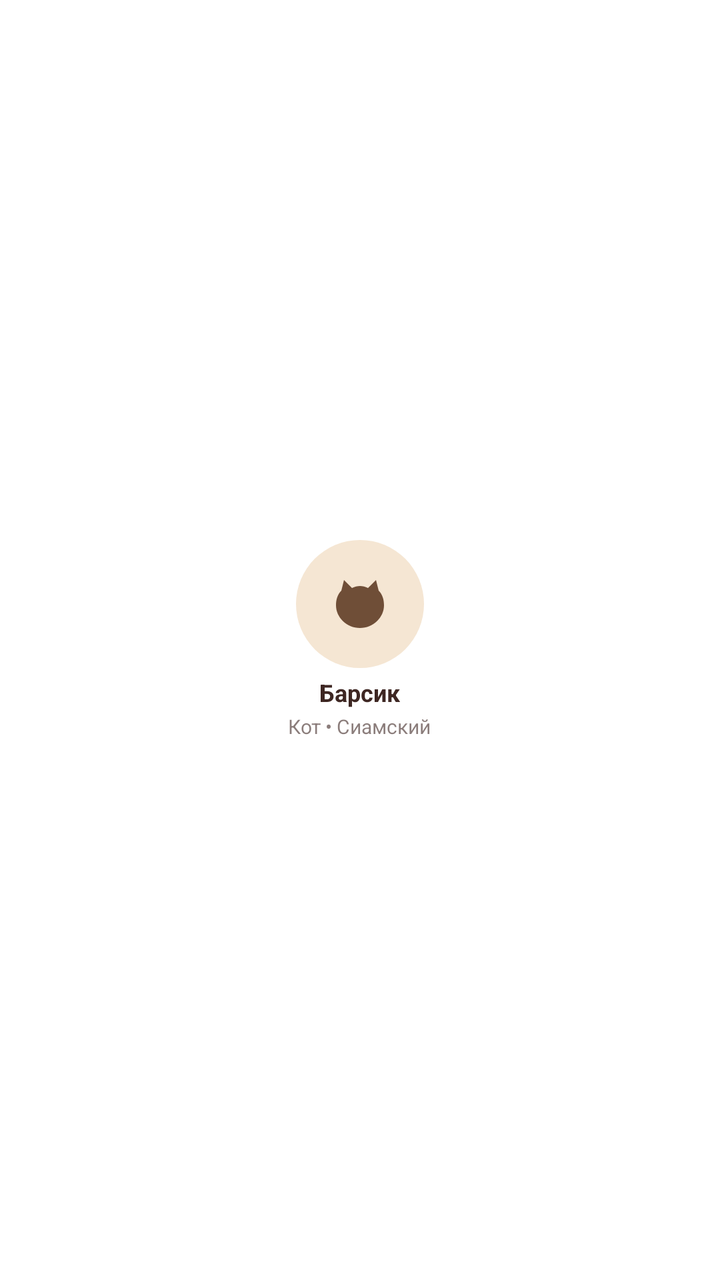
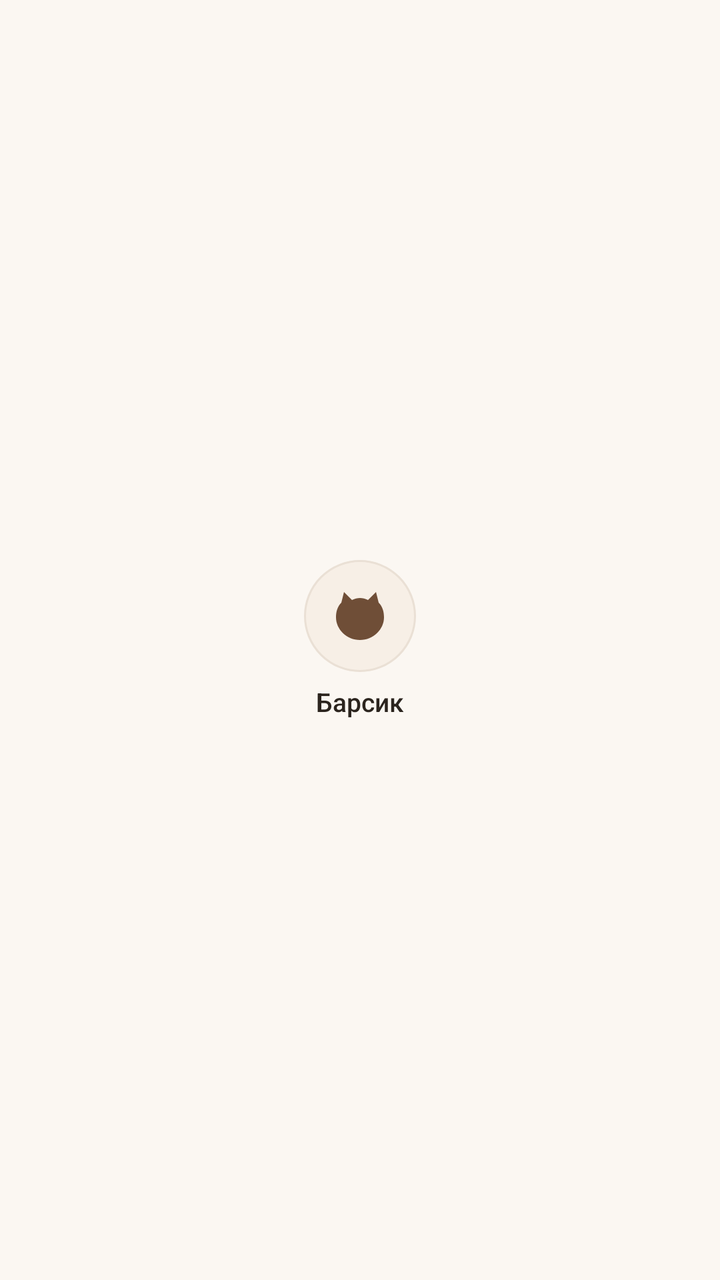

Two renders of the same Android screen: before a commit and after it. Below are the layout's source before the change and the commit's diff.
<!-- AndroidManifest.xml: application theme Theme.PetDiary -->
<!-- res/layout/item_pet.xml -->
<?xml version="1.0" encoding="utf-8"?>
<LinearLayout
    xmlns:android="http://schemas.android.com/apk/res/android"
    android:layout_width="80dp"
    android:layout_height="wrap_content"
    android:orientation="vertical"
    android:gravity="center"
    android:padding="8dp">

    <ImageView
        android:id="@+id/imagePetAvatar"
        android:layout_width="64dp"
        android:layout_height="64dp"
        android:src="@drawable/ic_pet_placeholder"
        android:background="@drawable/bg_circle_cream"
        android:padding="16dp"
        android:contentDescription="Питомец" />

    <TextView
        android:id="@+id/textPetName"
        android:layout_width="wrap_content"
        android:layout_height="wrap_content"
        android:text="Барсик"
        android:textSize="12sp"
        android:textStyle="bold"
        android:textColor="@color/dark_text"
        android:maxLines="1"
        android:ellipsize="end"
        android:layout_marginTop="4dp" />

    <TextView
        android:id="@+id/textPetSpecies"
        android:layout_width="wrap_content"
        android:layout_height="wrap_content"
        android:text="Кот • Сиамский"
        android:textSize="10sp"
        android:textColor="@color/dark_text"
        android:alpha="0.6"
        android:maxLines="1"
        android:ellipsize="end"
        android:layout_marginTop="2dp" />

    <ImageButton
        android:id="@+id/buttonEdit"
        android:layout_width="0dp"
        android:layout_height="0dp"
        android:visibility="gone" />

    <ImageButton
        android:id="@+id/buttonDelete"
        android:layout_width="0dp"
        android:layout_height="0dp"
        android:visibility="gone" />
</LinearLayout>
<!-- resources referenced by this layout -->
<resources>
  <color name="dark_text">#3E2723</color>
  <!-- drawable bg_circle_cream (drawable) -->
  <?xml version="1.0" encoding="utf-8"?>
  <shape xmlns:android="http://schemas.android.com/apk/res/android"
      android:shape="oval">
      <solid android:color="@color/cream" />
  </shape>
  <!-- drawable ic_pet_placeholder (drawable) -->
  <?xml version="1.0" encoding="utf-8"?>
  <vector xmlns:android="http://schemas.android.com/apk/res/android"
      android:width="24dp"
      android:height="24dp"
      android:viewportWidth="24"
      android:viewportHeight="24"
      android:tint="#6F4E37">
      <path
          android:fillColor="@android:color/white"
          android:pathData="M6,3 L9,6 C11,5 13,5 15,6 L18,3 L19,7 C20.5,8.5 21,10.5 21,12.5 C21,17 17,21 12,21 C7,21 3,17 3,12.5 C3,10.5 3.5,8.5 5,7 Z"/>
      <path
          android:fillColor="#6F4E37"
          android:pathData="M9,12 C9,12.8 9.7,13.5 10.5,13.5 C11.3,13.5 12,12.8 12,12 C12,11.2 11.3,10.5 10.5,10.5 C9.7,10.5 9,11.2 9,12 Z"/>
      <path
          android:fillColor="#6F4E37"
          android:pathData="M12,12 C12,12.8 12.7,13.5 13.5,13.5 C14.3,13.5 15,12.8 15,12 C15,11.2 14.3,10.5 13.5,10.5 C12.7,10.5 12,11.2 12,12 Z"/>
      <path
          android:fillColor="#6F4E37"
          android:pathData="M10.5,16 C11,16.5 11.5,16.7 12,16.7 C12.5,16.7 13,16.5 13.5,16 C13.8,15.7 13.8,15.3 13.5,15 C13.2,14.7 12.8,14.7 12.5,15 C12.3,15.2 12.2,15.2 12,15.2 C11.8,15.2 11.7,15.2 11.5,15 C11.2,14.7 10.8,14.7 10.5,15 C10.2,15.3 10.2,15.7 10.5,16 Z"/>
  </vector>
  <style name="Theme.PetDiary" parent="Theme.MaterialComponents.DayNight.NoActionBar">
  
          <item name="windowActionBar">false</item>
          <item name="windowNoTitle">true</item>
  
          <item name="colorPrimary">@color/coffee_brown</item>
          <item name="colorPrimaryVariant">@color/coffee_brown_dark</item>
          <item name="colorOnPrimary">@color/white</item>
  
          <item name="colorSecondary">@color/latte</item>
          <item name="colorSecondaryVariant">@color/latte_dark</item>
          <item name="colorOnSecondary">@color/dark_text</item>
  
          <item name="android:colorBackground">@color/white_bg</item>
          <item name="colorSurface">@color/white_bg</item>
          <item name="colorOnSurface">@color/dark_text</item>
  
          <item name="android:statusBarColor">@color/coffee_brown</item>
          <item name="android:navigationBarColor">@color/white_bg</item>
          <item name="android:windowLightNavigationBar" tools:targetApi="27">true</item>
  
          <item name="android:textColorPrimary">@color/dark_text</item>
          <item name="android:textColorSecondary">@color/dark_text</item>
          <item name="android:textColorHint">@color/latte</item>
  
          <item name="android:windowBackground">@color/white_bg</item>
          <item name="android:divider">@color/cream</item>
  
          <item name="floatingActionButtonStyle">@style/Widget.PetDiary.Fab</item>
      </style>
  <color name="cream">#F5E6D3</color>
  <color name="coffee_brown">#6F4E37</color>
  <color name="coffee_brown_dark">#4A3423</color>
  <color name="white">#FFFFFF</color>
  <color name="latte">#C8A27A</color>
  <color name="latte_dark">#A8845E</color>
  <color name="white_bg">#FFFFFF</color>
  <style name="Widget.PetDiary.Fab" parent="Widget.MaterialComponents.FloatingActionButton">
          <item name="backgroundTint">@color/coffee_brown</item>
          <item name="tint">@color/white</item>
          <item name="rippleColor">@color/latte</item>
      </style>
</resources>

<!-- the commit's change to res/layout/item_pet.xml (unified diff, before → after) -->
@@ -1,44 +1,38 @@
 <?xml version="1.0" encoding="utf-8"?>
-<LinearLayout
+<LinearLayout 
     xmlns:android="http://schemas.android.com/apk/res/android"
-    android:layout_width="80dp"
+    android:layout_width="76dp"
     android:layout_height="wrap_content"
+    android:gravity="center"
     android:orientation="vertical"
-    android:gravity="center"
-    android:padding="8dp">
+    android:padding="6dp">
 
     <ImageView
         android:id="@+id/imagePetAvatar"
-        android:layout_width="64dp"
-        android:layout_height="64dp"
-        android:src="@drawable/ic_pet_placeholder"
-        android:background="@drawable/bg_circle_cream"
-        android:padding="16dp"
-        android:contentDescription="Питомец" />
+        android:layout_width="56dp"
+        android:layout_height="56dp"
+        android:background="@drawable/bg_avatar_circle"
+        android:contentDescription="Питомец"
+        android:padding="12dp"
+        android:src="@drawable/ic_pet_placeholder" />
 
     <TextView
         android:id="@+id/textPetName"
         android:layout_width="wrap_content"
         android:layout_height="wrap_content"
-        android:text="Барсик"
-        android:textSize="12sp"
-        android:textStyle="bold"
-        android:textColor="@color/dark_text"
+        android:layout_marginTop="6dp"
+        android:ellipsize="end"
+        android:fontFamily="sans-serif-medium"
         android:maxLines="1"
-        android:ellipsize="end"
-        android:layout_marginTop="4dp" />
+        android:textColor="@color/text_main"
+        android:textSize="13sp"
+        android:text="Барсик" />
 
     <TextView
         android:id="@+id/textPetSpecies"
         android:layout_width="wrap_content"
         android:layout_height="wrap_content"
-        android:text="Кот • Сиамский"
-        android:textSize="10sp"
-        android:textColor="@color/dark_text"
-        android:alpha="0.6"
-        android:maxLines="1"
-        android:ellipsize="end"
-        android:layout_marginTop="2dp" />
+        android:visibility="gone" />
 
     <ImageButton
         android:id="@+id/buttonEdit"
<!-- resource entries referenced after the edit -->
@@ -1,11 +1,12 @@
 <!-- resources referenced by this layout -->
 <resources>
-  <color name="dark_text">#3E2723</color>
-  <!-- drawable bg_circle_cream (drawable) -->
+  <color name="text_main">#2B241E</color>
+  <!-- drawable bg_avatar_circle (drawable) -->
   <?xml version="1.0" encoding="utf-8"?>
   <shape xmlns:android="http://schemas.android.com/apk/res/android"
       android:shape="oval">
-      <solid android:color="@color/cream" />
+      <solid android:color="@color/card_subtle" />
+      <stroke android:width="1dp" android:color="@color/border_soft" />
   </shape>
   <!-- drawable ic_pet_placeholder (drawable) -->
   <?xml version="1.0" encoding="utf-8"?>
@@ -29,46 +30,24 @@
           android:pathData="M10.5,16 C11,16.5 11.5,16.7 12,16.7 C12.5,16.7 13,16.5 13.5,16 C13.8,15.7 13.8,15.3 13.5,15 C13.2,14.7 12.8,14.7 12.5,15 C12.3,15.2 12.2,15.2 12,15.2 C11.8,15.2 11.7,15.2 11.5,15 C11.2,14.7 10.8,14.7 10.5,15 C10.2,15.3 10.2,15.7 10.5,16 Z"/>
   </vector>
   <style name="Theme.PetDiary" parent="Theme.MaterialComponents.DayNight.NoActionBar">
-  
           <item name="windowActionBar">false</item>
           <item name="windowNoTitle">true</item>
-  
-          <item name="colorPrimary">@color/coffee_brown</item>
-          <item name="colorPrimaryVariant">@color/coffee_brown_dark</item>
+          <item name="colorPrimary">@color/primary_brown</item>
+          <item name="colorPrimaryVariant">@color/primary_brown_dark</item>
           <item name="colorOnPrimary">@color/white</item>
-  
-          <item name="colorSecondary">@color/latte</item>
-          <item name="colorSecondaryVariant">@color/latte_dark</item>
-          <item name="colorOnSecondary">@color/dark_text</item>
-  
-          <item name="android:colorBackground">@color/white_bg</item>
-          <item name="colorSurface">@color/white_bg</item>
-          <item name="colorOnSurface">@color/dark_text</item>
-  
-          <item name="android:statusBarColor">@color/coffee_brown</item>
-          <item name="android:navigationBarColor">@color/white_bg</item>
+          <item name="android:colorBackground">@color/bg_main</item>
+          <item name="colorSurface">@color/bg_card</item>
+          <item name="colorOnSurface">@color/text_main</item>
+          <item name="android:statusBarColor">@color/primary_brown</item>
+          <item name="android:navigationBarColor">@color/bg_main</item>
           <item name="android:windowLightNavigationBar" tools:targetApi="27">true</item>
-  
-          <item name="android:textColorPrimary">@color/dark_text</item>
-          <item name="android:textColorSecondary">@color/dark_text</item>
-          <item name="android:textColorHint">@color/latte</item>
-  
-          <item name="android:windowBackground">@color/white_bg</item>
-          <item name="android:divider">@color/cream</item>
-  
-          <item name="floatingActionButtonStyle">@style/Widget.PetDiary.Fab</item>
       </style>
-  <color name="cream">#F5E6D3</color>
-  <color name="coffee_brown">#6F4E37</color>
-  <color name="coffee_brown_dark">#4A3423</color>
+  <color name="card_subtle">#F7EFE6</color>
+  <color name="border_soft">#EAE0D5</color>
+  <color name="primary_brown">#B07445</color>
+  <color name="primary_brown_dark">#8F5930</color>
   <color name="white">#FFFFFF</color>
-  <color name="latte">#C8A27A</color>
-  <color name="latte_dark">#A8845E</color>
-  <color name="white_bg">#FFFFFF</color>
-  <style name="Widget.PetDiary.Fab" parent="Widget.MaterialComponents.FloatingActionButton">
-          <item name="backgroundTint">@color/coffee_brown</item>
-          <item name="tint">@color/white</item>
-          <item name="rippleColor">@color/latte</item>
-      </style>
+  <color name="bg_main">#FBF7F2</color>
+  <color name="bg_card">#FFFFFF</color>
 </resources>
 
